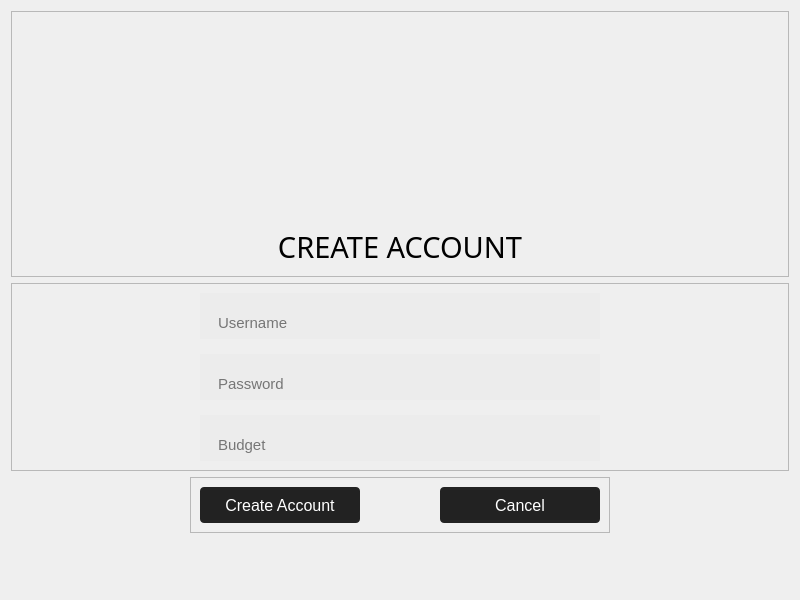
Old version of the form newaccountdialog.ui in the repository xTheSheep/gui_landwirtschaftliche_fahrzeuge.
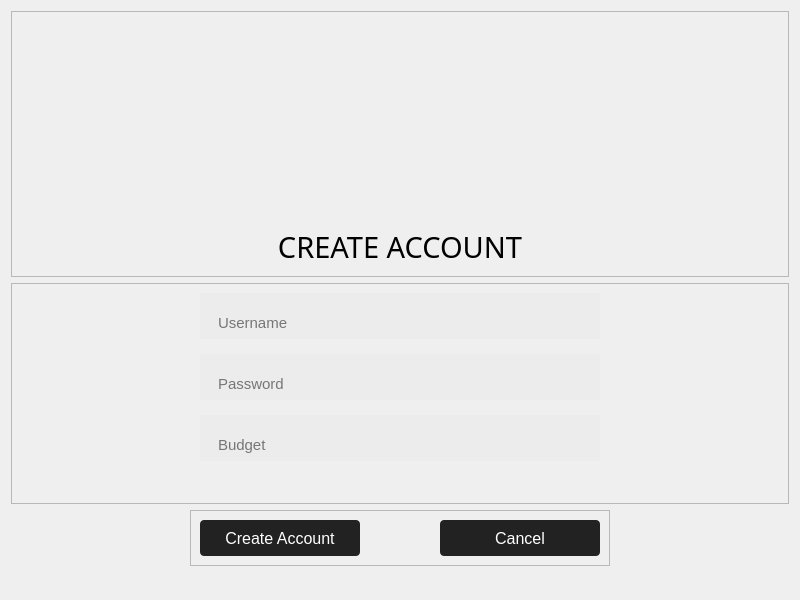
New version of the form. Icons and pictures are not drawn.

```diff
--- a/newaccountdialog.ui
+++ b/newaccountdialog.ui
@@ -194,6 +194,37 @@
         </property>
        </widget>
       </item>
+      <item alignment="Qt::AlignHCenter">
+       <widget class="QLabel" name="account_hint">
+        <property name="minimumSize">
+         <size>
+          <width>400</width>
+          <height>0</height>
+         </size>
+        </property>
+        <property name="maximumSize">
+         <size>
+          <width>400</width>
+          <height>16777215</height>
+         </size>
+        </property>
+        <property name="font">
+         <font>
+          <family>Bahnschrift Light</family>
+          <pointsize>10</pointsize>
+         </font>
+        </property>
+        <property name="styleSheet">
+         <string notr="true">color: green;</string>
+        </property>
+        <property name="text">
+         <string/>
+        </property>
+        <property name="alignment">
+         <set>Qt::AlignCenter</set>
+        </property>
+       </widget>
+      </item>
      </layout>
     </widget>
    </item>
@@ -219,7 +250,7 @@
         </property>
         <property name="maximumSize">
          <size>
-          <width>140</width>
+          <width>79</width>
           <height>16777215</height>
          </size>
         </property>
@@ -246,7 +277,7 @@
         </property>
         <property name="maximumSize">
          <size>
-          <width>160</width>
+          <width>79</width>
           <height>16777215</height>
          </size>
         </property>
```
Left out of the diff: 19 changed lines with no effect on the pictures.
